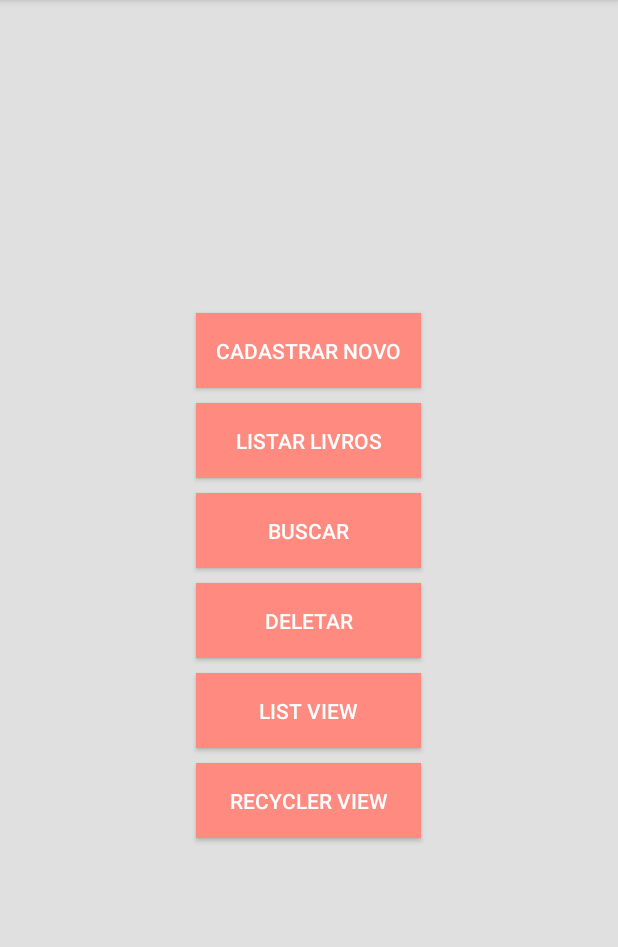
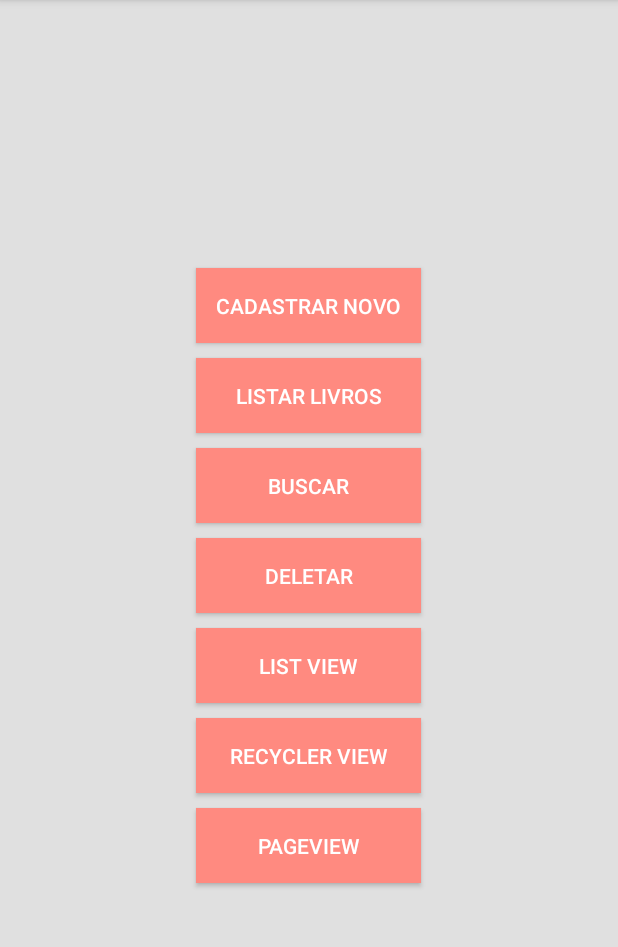
Before and after one commit to BiaChacon/MeusLivros, an Android app: the screen it shows after launch (MainActivity), on a phone screen of 412 x 824 dp, the part 84-1031 px from its top. Run offline under Robolectric (Android 15) with nearby library versions, the phone set to English and light mode, and no system bars.

Commit message:
PageView

```diff
--- a/app/src/main/AndroidManifest.xml
+++ b/app/src/main/AndroidManifest.xml
@@ -9,7 +9,8 @@
         android:roundIcon="@mipmap/ic_launcher_round"
         android:supportsRtl="true"
         android:theme="@style/AppTheme">
-        <activity android:name=".RecyclerViewActivity"></activity>
+        <activity android:name=".PageViewActivity"></activity>
+        <activity android:name=".RecyclerViewActivity" />
         <activity android:name=".ListViewActivity" />
         <activity android:name=".DeletarLivrosActivity" />
         <activity android:name=".BuscarLivroActivity" />
--- a/app/src/main/java/com/biachacon/meuslivros/MainActivity.kt
+++ b/app/src/main/java/com/biachacon/meuslivros/MainActivity.kt
@@ -45,6 +45,12 @@ class MainActivity : AppCompatActivity() {
              var i = Intent(this, RecyclerViewActivity::class.java)
              startActivity(i)
          }
+
+        pageViewBt.setOnClickListener {
+            var i = Intent(this, PageViewActivity::class.java)
+            startActivity(i)
+        }
+
     }
 
     override fun onActivityResult(requestCode: Int, resultCode: Int, data: Intent?) {
--- a/app/src/main/res/layout/activity_main.xml
+++ b/app/src/main/res/layout/activity_main.xml
@@ -62,4 +62,13 @@
         android:text="@string/recycler_view"
         android:textColor="@color/branco" />
 
+    <Button
+        android:id="@+id/pageViewBt"
+        android:layout_width="150dp"
+        android:layout_height="50dp"
+        android:layout_marginTop="10sp"
+        android:background="@color/colorPrimary"
+        android:text="@string/pageview"
+        android:textColor="@color/branco" />
+
 </LinearLayout>
--- a/app/src/main/res/values/strings.xml
+++ b/app/src/main/res/values/strings.xml
@@ -18,4 +18,5 @@
     <string name="anterior">ANTERIOR</string>
     <string name="list_view">List View</string>
     <string name="recycler_view">RECYCLER VIEW</string>
+    <string name="pageview">PageView</string>
 </resources>
```
Also changed, not shown: app/src/main/java/com/biachacon/meuslivros/PageViewActivity.kt (added, +46 -0 lines), app/src/main/java/com/biachacon/meuslivros/model/LivroAdapterPV.kt (added, +37 -0 lines), app/src/main/res/layout/activity_page_view.xml (added, +18 -0 lines), app/src/main/res/layout/livro_inflater_pv.xml (added, +11 -0 lines), 1 other file.
